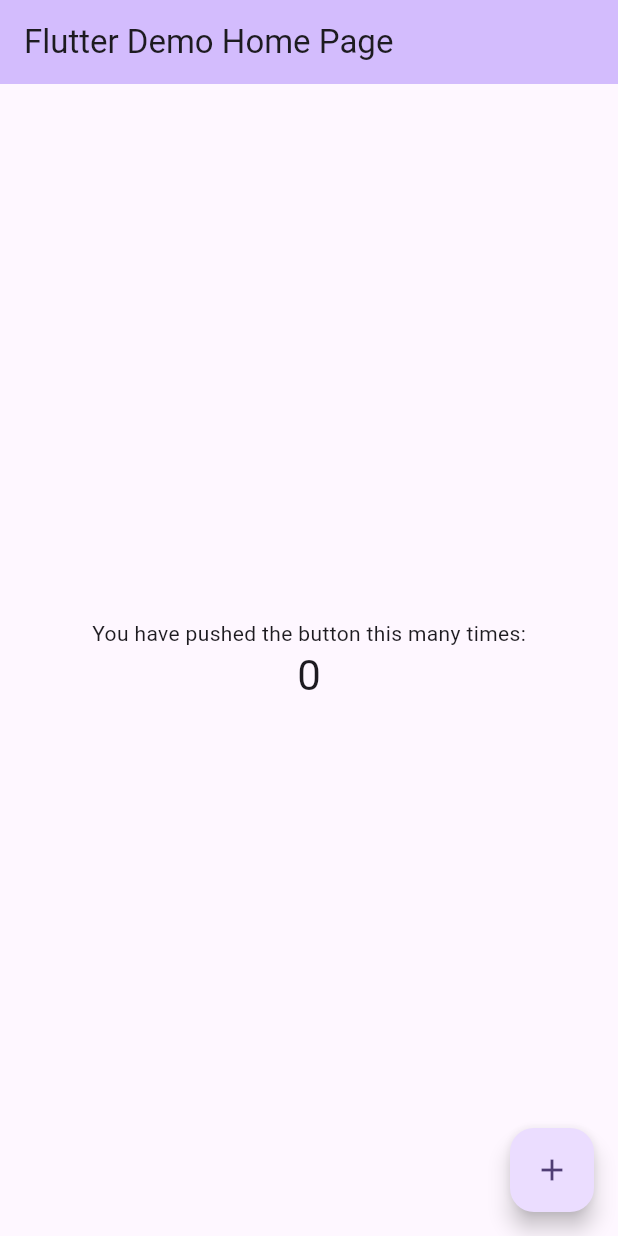
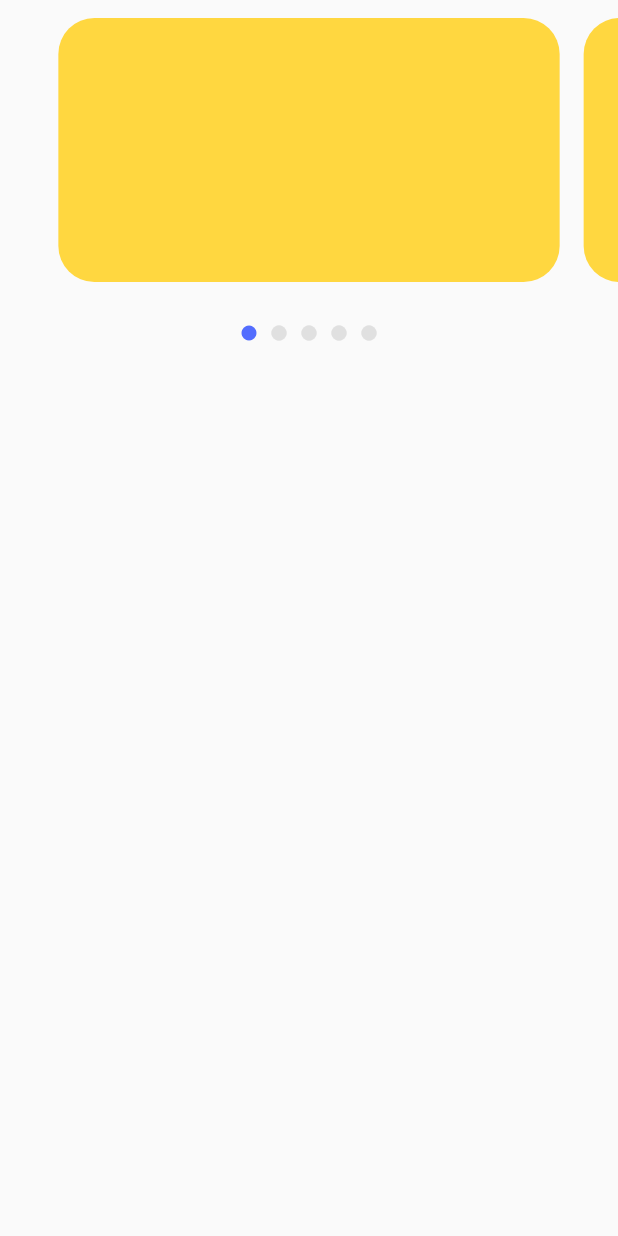
Before and after one commit to daniel-liberto/flutter_carousel, a Flutter app: the screen it shows after launch, on a phone screen of 412 x 824 dp. Run offline on Flutter 3.47's test engine with Material 2 defaults, Android fonts, the light colour scheme and no system bars.

Commit message:
first slide-like structure

```diff
--- a/lib/main.dart
+++ b/lib/main.dart
@@ -1,125 +1,90 @@
 import 'package:flutter/material.dart';
 
 void main() {
-  runApp(const MyApp());
+  runApp(const MaterialApp(
+    home: Carousel(),
+  ));
 }
 
-class MyApp extends StatelessWidget {
-  const MyApp({super.key});
+class Carousel extends StatefulWidget {
+  const Carousel({super.key});
 
-  // This widget is the root of your application.
   @override
-  Widget build(BuildContext context) {
-    return MaterialApp(
-      title: 'Flutter Demo',
-      theme: ThemeData(
-        // This is the theme of your application.
-        //
-        // TRY THIS: Try running your application with "flutter run". You'll see
-        // the application has a blue toolbar. Then, without quitting the app,
-        // try changing the seedColor in the colorScheme below to Colors.green
-        // and then invoke "hot reload" (save your changes or press the "hot
-        // reload" button in a Flutter-supported IDE, or press "r" if you used
-        // the command line to start the app).
-        //
-        // Notice that the counter didn't reset back to zero; the application
-        // state is not lost during the reload. To reset the state, use hot
-        // restart instead.
-        //
-        // This works for code too, not just values: Most code changes can be
-        // tested with just a hot reload.
-        colorScheme: ColorScheme.fromSeed(seedColor: Colors.deepPurple),
-        useMaterial3: true,
-      ),
-      home: const MyHomePage(title: 'Flutter Demo Home Page'),
-    );
-  }
+  State<Carousel> createState() => _CarouselState();
 }
 
-class MyHomePage extends StatefulWidget {
-  const MyHomePage({super.key, required this.title});
-
-  // This widget is the home page of your application. It is stateful, meaning
-  // that it has a State object (defined below) that contains fields that affect
-  // how it looks.
-
-  // This class is the configuration for the state. It holds the values (in this
-  // case the title) provided by the parent (in this case the App widget) and
-  // used by the build method of the State. Fields in a Widget subclass are
-  // always marked "final".
-
-  final String title;
+class _CarouselState extends State<Carousel> {
+  late final PageController pageController;
+  int pageNo = 0;
 
   @override
-  State<MyHomePage> createState() => _MyHomePageState();
-}
+  void initState() {
+    pageController = PageController(
+      initialPage: 0,
+      viewportFraction: 0.85,
+    );
+    super.initState();
+  }
 
-class _MyHomePageState extends State<MyHomePage> {
-  int _counter = 0;
-
-  void _incrementCounter() {
-    setState(() {
-      // This call to setState tells the Flutter framework that something has
-      // changed in this State, which causes it to rerun the build method below
-      // so that the display can reflect the updated values. If we changed
-      // _counter without calling setState(), then the build method would not be
-      // called again, and so nothing would appear to happen.
-      _counter++;
-    });
+  @override
+  void dispose() {
+    pageController.dispose();
+    super.dispose();
   }
 
   @override
   Widget build(BuildContext context) {
-    // This method is rerun every time setState is called, for instance as done
-    // by the _incrementCounter method above.
-    //
-    // The Flutter framework has been optimized to make rerunning build methods
-    // fast, so that you can just rebuild anything that needs updating rather
-    // than having to individually change instances of widgets.
-    return Scaffold(
-      appBar: AppBar(
-        // TRY THIS: Try changing the color here to a specific color (to
-        // Colors.amber, perhaps?) and trigger a hot reload to see the AppBar
-        // change color while the other colors stay the same.
-        backgroundColor: Theme.of(context).colorScheme.inversePrimary,
-        // Here we take the value from the MyHomePage object that was created by
-        // the App.build method, and use it to set our appbar title.
-        title: Text(widget.title),
+    return SafeArea(
+      child: Scaffold(
+        body: Column(children: [
+          SizedBox(
+            height: 200,
+            child: PageView.builder(
+              controller: pageController,
+              onPageChanged: (index) {
+                pageNo = index;
+                setState(() {});
+              },
+              itemBuilder: (_, index) {
+                return AnimatedBuilder(
+                  animation: pageController,
+                  builder: (context, child) {
+                    return child!;
+                  },
+                  child: Container(
+                    margin:
+                        const EdgeInsets.symmetric(vertical: 12, horizontal: 8),
+                    decoration: BoxDecoration(
+                      borderRadius: BorderRadius.circular(24.0),
+                      color: Colors.amberAccent,
+                    ),
+                  ),
+                );
+              },
+              itemCount: 5,
+            ),
+          ),
+          const SizedBox(
+            height: 12,
+          ),
+          Row(
+            mainAxisAlignment: MainAxisAlignment.center,
+            children: List.generate(
+              5,
+              (index) => Container(
+                margin: const EdgeInsets.all(4),
+                child: Icon(
+                  Icons.circle,
+                  size: 12,
+                  color: pageNo == index
+                      ? Colors.indigoAccent
+                      : Colors.grey.shade300,
+                ),
+              ),
+            ),
+          ),
+        ]),
       ),
-      body: Center(
-        // Center is a layout widget. It takes a single child and positions it
-        // in the middle of the parent.
-        child: Column(
-          // Column is also a layout widget. It takes a list of children and
-          // arranges them vertically. By default, it sizes itself to fit its
-          // children horizontally, and tries to be as tall as its parent.
-          //
-          // Column has various properties to control how it sizes itself and
-          // how it positions its children. Here we use mainAxisAlignment to
-          // center the children vertically; the main axis here is the vertical
-          // axis because Columns are vertical (the cross axis would be
-          // horizontal).
-          //
-          // TRY THIS: Invoke "debug painting" (choose the "Toggle Debug Paint"
-          // action in the IDE, or press "p" in the console), to see the
-          // wireframe for each widget.
-          mainAxisAlignment: MainAxisAlignment.center,
-          children: <Widget>[
-            const Text(
-              'You have pushed the button this many times:',
-            ),
-            Text(
-              '$_counter',
-              style: Theme.of(context).textTheme.headlineMedium,
-            ),
-          ],
-        ),
-      ),
-      floatingActionButton: FloatingActionButton(
-        onPressed: _incrementCounter,
-        tooltip: 'Increment',
-        child: const Icon(Icons.add),
-      ), // This trailing comma makes auto-formatting nicer for build methods.
     );
   }
 }
```
Also changed, not shown: 1 other file.
